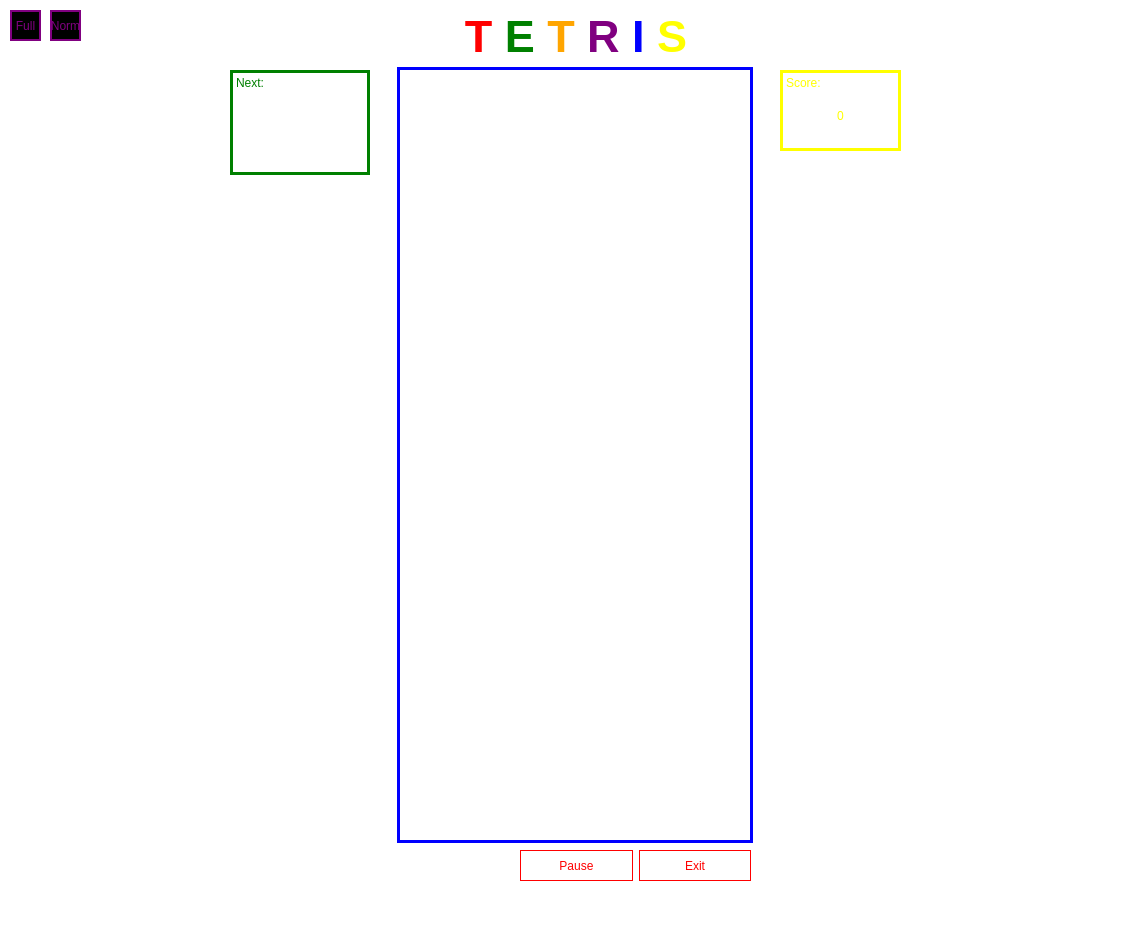
Qt form mainwindow2.ui (FelixWeichselgartner/Tetris) before a commit.
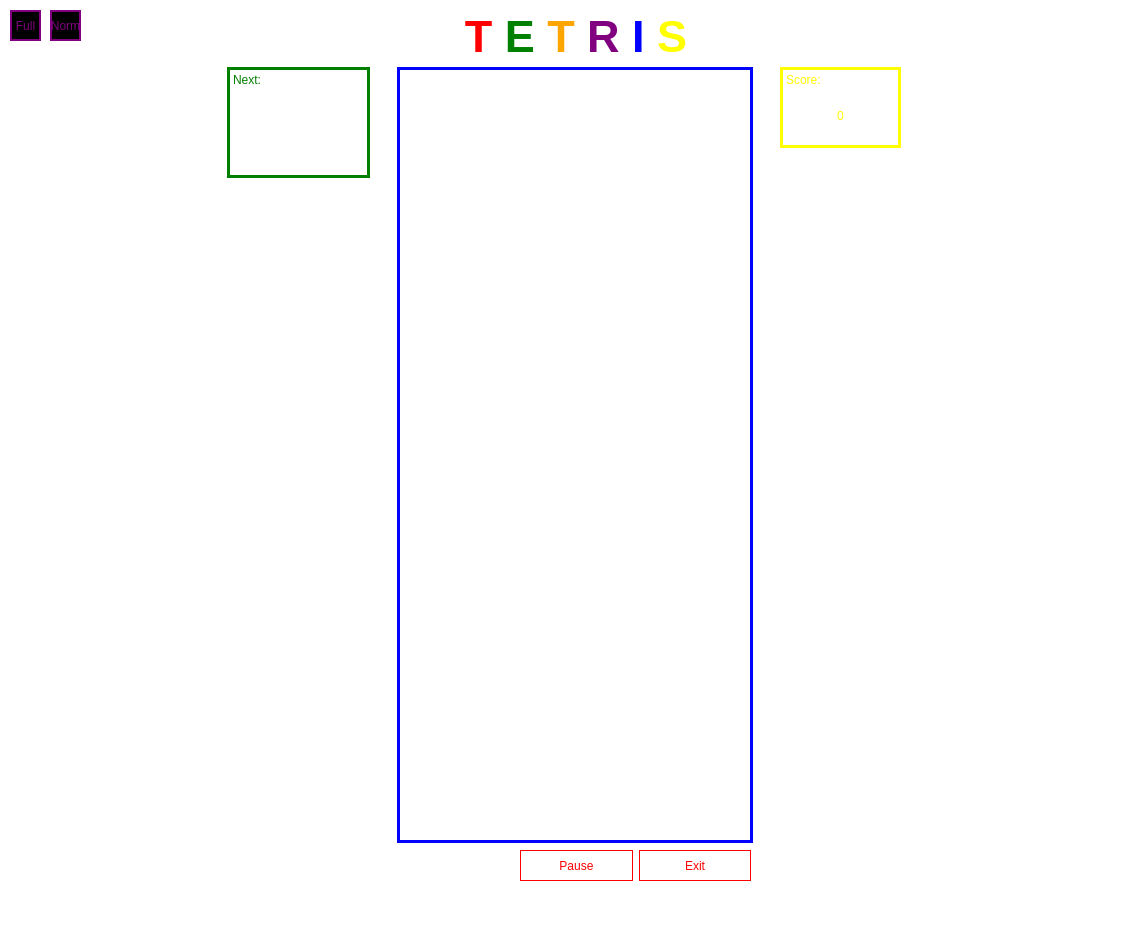
The same form after that commit.

Diff of the .ui file:
```diff
--- a/mainwindow2.ui
+++ b/mainwindow2.ui
@@ -69,10 +69,10 @@
    <widget class="QLabel" name="lblnext">
     <property name="geometry">
      <rect>
-      <x>230</x>
-      <y>70</y>
-      <width>140</width>
-      <height>105</height>
+      <x>227</x>
+      <y>67</y>
+      <width>143</width>
+      <height>111</height>
      </rect>
     </property>
     <property name="sizePolicy">
@@ -99,7 +99,7 @@
     <property name="geometry">
      <rect>
       <x>780</x>
-      <y>70</y>
+      <y>67</y>
       <width>121</width>
       <height>81</height>
      </rect>
```
Left out of the diff: 2 changed lines with no effect on the pictures.
